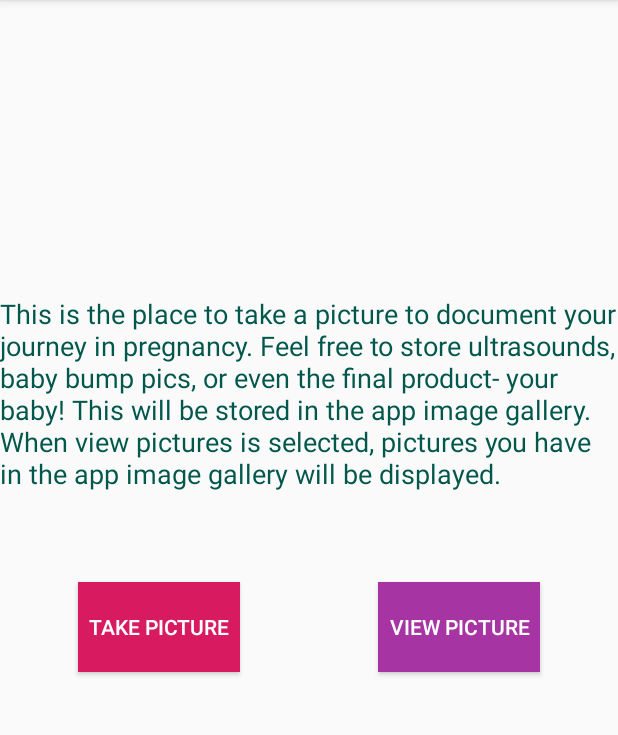
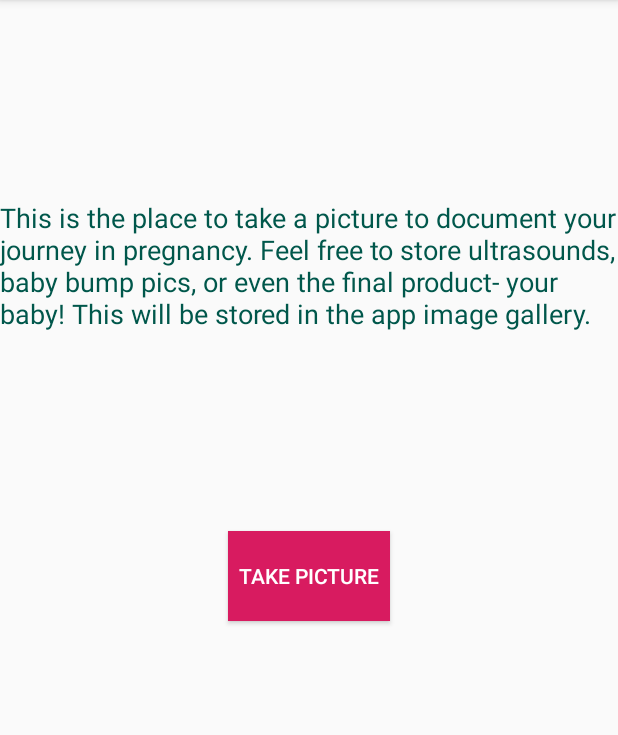
Before and after one commit to aramamur/RockinTheBump, an Android app: the TakePictures screen opened directly, with no data from a screen before it, on a phone screen of 412 x 824 dp, the part 84-819 px from its top. Run offline under Robolectric (Android 15) with nearby library versions, the phone set to English and light mode, and no system bars.

Commit message:
seperated take pics from the gallery

```diff
--- a/RockinTheBump/app/src/main/AndroidManifest.xml
+++ b/RockinTheBump/app/src/main/AndroidManifest.xml
@@ -61,7 +61,7 @@
         <activity
             android:name=".TakePictures"
             android:parentActivityName=".MainActivity" />
-        <activity android:name=".PictureGallery" android:parentActivityName=".TakePictures" />
+        <activity android:name=".PictureGallery" android:parentActivityName=".MainActivity" />
     </application>
 
 </manifest>
--- a/RockinTheBump/app/src/main/res/layout/activity_take_pictures.xml
+++ b/RockinTheBump/app/src/main/res/layout/activity_take_pictures.xml
@@ -11,39 +11,28 @@
         android:id="@+id/storepicture"
         android:layout_width="108dp"
         android:layout_height="60dp"
-        android:layout_marginStart="52dp"
-        android:layout_marginTop="60dp"
         android:background="@color/colorAccent"
         android:onClick="storePicture"
         android:text="Take Picture"
         android:textColor="@android:color/background_light"
+        app:layout_constraintBottom_toBottomOf="parent"
+        app:layout_constraintEnd_toEndOf="parent"
+        app:layout_constraintHorizontal_bias="0.5"
         app:layout_constraintStart_toStartOf="parent"
-        app:layout_constraintTop_toBottomOf="@+id/textDesc" />
-
-    <Button
-        android:id="@+id/viewpicture"
-        android:layout_width="108dp"
-        android:layout_height="60dp"
-        android:layout_marginTop="60dp"
-        android:layout_marginEnd="52dp"
-        android:background="@color/ic_launcher_background"
-        android:onClick="viewPicture"
-        android:text="View Picture"
-        android:textColor="@android:color/background_light"
-        app:layout_constraintEnd_toEndOf="parent"
-        app:layout_constraintTop_toBottomOf="@+id/textDesc" />
+        app:layout_constraintTop_toTopOf="parent" />
 
     <TextView
         android:id="@+id/textDesc"
         android:layout_width="wrap_content"
         android:layout_height="wrap_content"
-        android:layout_marginBottom="244dp"
-        android:text="This is the place to take a picture to document your journey in pregnancy. Feel free to store ultrasounds, baby bump pics, or even the final product- your baby! This will be stored in the app image gallery. When view pictures is selected, pictures you have in the app image gallery will be displayed."
+        android:layout_marginTop="16dp"
+        android:layout_marginBottom="16dp"
+        android:text="This is the place to take a picture to document your journey in pregnancy. Feel free to store ultrasounds, baby bump pics, or even the final product- your baby! This will be stored in the app image gallery. "
         android:textColor="@color/colorPrimaryDark"
         android:textSize="18sp"
-        app:layout_constraintBottom_toBottomOf="parent"
+        app:layout_constraintBottom_toTopOf="@+id/storepicture"
         app:layout_constraintEnd_toEndOf="parent"
-        app:layout_constraintHorizontal_bias="0.5"
+        app:layout_constraintHorizontal_bias="0.0"
         app:layout_constraintStart_toStartOf="parent"
         app:layout_constraintTop_toTopOf="parent" />
 </android.support.constraint.ConstraintLayout>
--- a/RockinTheBump/app/src/main/res/menu/activity_main_drawer.xml
+++ b/RockinTheBump/app/src/main/res/menu/activity_main_drawer.xml
@@ -16,7 +16,10 @@
             android:title="Track Health" />
         <item
             android:id="@+id/nav_pictures"
-            android:title="Store Pictures" />
+            android:title="View Picture Gallery" />
+        <item
+            android:id="@+id/nav_takepic"
+            android:title="Take Pictures" />
         <item
             android:id="@+id/nav_contractions"
             android:title="Contraction Timer" />
```
Also changed, not shown: RockinTheBump/app/src/main/java/com/example/aramamu1/rockinthebump/MainActivity.java (+20 -1 lines), RockinTheBump/app/src/main/java/com/example/aramamu1/rockinthebump/TakePictures.java (+3 -25 lines), 1 other file.
